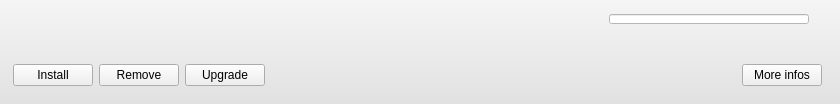
Before: the Qt Designer form software/tulip/designer/PluginInformationsListItem.ui in vadivelselvaraj/TulipGLImprovement, drawn with Qt 5.
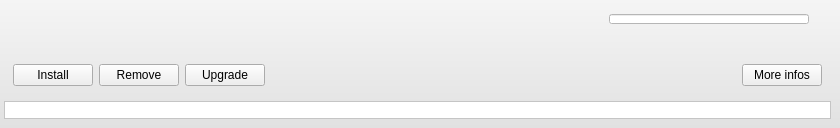
After: the same form once the commit is applied. Icons and pictures are not drawn.

What changed in the file:
```diff
--- a/software/tulip/designer/PluginInformationsListItem.ui
+++ b/software/tulip/designer/PluginInformationsListItem.ui
@@ -237,6 +237,63 @@
         </layout>
        </widget>
       </item>
+      <item>
+       <widget class="QFrame" name="errorFrame">
+        <property name="styleSheet">
+         <string notr="true">#errorFrame {
+background-color: white;
+border: 1px solid &quot;#C9C9C9&quot;;
+}</string>
+        </property>
+        <property name="frameShape">
+         <enum>QFrame::StyledPanel</enum>
+        </property>
+        <property name="frameShadow">
+         <enum>QFrame::Raised</enum>
+        </property>
+        <layout class="QVBoxLayout" name="verticalLayout_4">
+         <property name="spacing">
+          <number>0</number>
+         </property>
+         <property name="margin">
+          <number>1</number>
+         </property>
+         <item>
+          <widget class="QLabel" name="errorLabel">
+           <property name="sizePolicy">
+            <sizepolicy hsizetype="Preferred" vsizetype="Maximum">
+             <horstretch>0</horstretch>
+             <verstretch>0</verstretch>
+            </sizepolicy>
+           </property>
+           <property name="minimumSize">
+            <size>
+             <width>0</width>
+             <height>0</height>
+            </size>
+           </property>
+           <property name="styleSheet">
+            <string notr="true">#errorLabel {
+color: &quot;#dc4d4f&quot;;
+}</string>
+           </property>
+           <property name="text">
+            <string/>
+           </property>
+           <property name="textFormat">
+            <enum>Qt::RichText</enum>
+           </property>
+           <property name="alignment">
+            <set>Qt::AlignCenter</set>
+           </property>
+           <property name="wordWrap">
+            <bool>true</bool>
+           </property>
+          </widget>
+         </item>
+        </layout>
+       </widget>
+      </item>
      </layout>
     </widget>
    </item>
```
